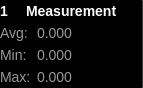
analogdevicesinc/scopy, file ui/statistic.ui: the form before one commit.
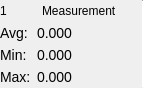
The form after the commit.

The edit to the form file:
```diff
--- a/ui/statistic.ui
+++ b/ui/statistic.ui
@@ -13,9 +13,6 @@
   <property name="windowTitle">
    <string>Form</string>
   </property>
-  <property name="styleSheet">
-   <string notr="true">background-color: #000000;</string>
-  </property>
   <layout class="QGridLayout" name="gridLayout">
    <property name="leftMargin">
     <number>0</number>
@@ -44,8 +41,7 @@
       </sizepolicy>
      </property>
      <property name="styleSheet">
-      <string notr="true">color: rgba(255, 255, 255, 153);
-font-size: 14px;</string>
+      <string notr="true">font-size: 14px;</string>
      </property>
      <property name="text">
       <string>Avg:</string>
@@ -61,8 +57,7 @@
       </sizepolicy>
      </property>
      <property name="styleSheet">
-      <string notr="true">color: rgba(255, 255, 255, 153);
-font-size: 14px;</string>
+      <string notr="true">font-size: 14px;</string>
      </property>
      <property name="text">
       <string>0.000</string>
@@ -78,8 +73,7 @@
       </sizepolicy>
      </property>
      <property name="styleSheet">
-      <string notr="true">color: rgba(255, 255, 255, 153);
-font-size: 14px;</string>
+      <string notr="true">font-size: 14px;</string>
      </property>
      <property name="text">
       <string>Min:</string>
@@ -95,8 +89,7 @@
       </sizepolicy>
      </property>
      <property name="styleSheet">
-      <string notr="true">color: rgba(255, 255, 255, 153);
-font-size: 14px;</string>
+      <string notr="true">font-size: 14px;</string>
      </property>
      <property name="text">
       <string>0.000</string>
@@ -112,8 +105,7 @@
       </sizepolicy>
      </property>
      <property name="styleSheet">
-      <string notr="true">color: rgba(255, 255, 255, 153);
-font-size: 14px;</string>
+      <string notr="true">font-size: 14px;</string>
      </property>
      <property name="text">
       <string>Max:</string>
@@ -129,8 +121,7 @@
       </sizepolicy>
      </property>
      <property name="styleSheet">
-      <string notr="true">color: rgba(255, 255, 255, 153);
-font-size: 14px;</string>
+      <string notr="true">font-size: 14px;</string>
      </property>
      <property name="text">
       <string>0.000</string>
@@ -145,9 +136,6 @@
        <height>16777215</height>
       </size>
      </property>
-     <property name="styleSheet">
-      <string notr="true">border: 1px solid rgba(255, 255, 255, 33);</string>
-     </property>
      <property name="orientation">
       <enum>Qt::Vertical</enum>
      </property>
@@ -169,11 +157,6 @@
          <verstretch>0</verstretch>
         </sizepolicy>
        </property>
-       <property name="styleSheet">
-        <string notr="true">color: #ffffff;
-font-size: 14px;
-font-weight: bold;</string>
-       </property>
        <property name="text">
         <string>1</string>
        </property>
@@ -203,11 +186,6 @@
          <verstretch>0</verstretch>
         </sizepolicy>
        </property>
-       <property name="styleSheet">
-        <string notr="true">color: #ffffff;
-font-size: 14px;
-font-weight: bold;</string>
-       </property>
        <property name="text">
         <string>Measurement</string>
        </property>
```
Left out of the diff: 9 changed lines with no effect on the pictures.
